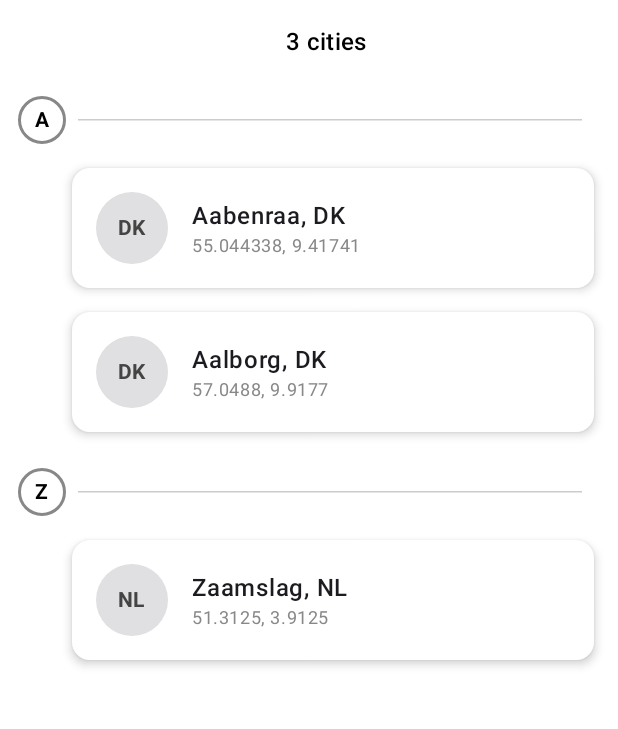
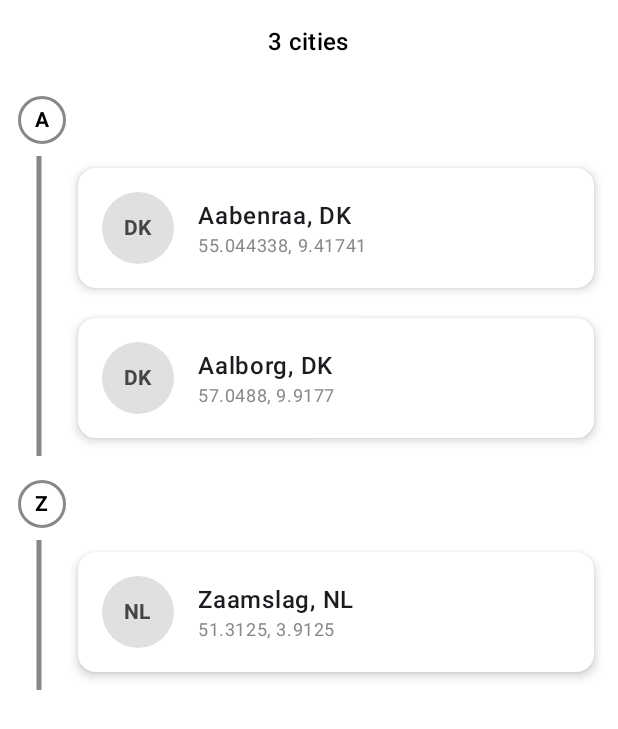
Before and after one commit to Ahmedhussin9/KlivvrTask, an Android app built with Jetpack Compose: the @Preview function PreviewCityListWithTimeline, on a phone screen of 412 x 824 dp. Shown: the top 729 px of the screen. Run offline under Robolectric (Android 15) with nearby library versions, the phone set to English and light mode, and no system bars.

Commit message:
+ Fixing connecting the lines between sticky headers

```diff
--- a/app/src/main/java/com/klivvrtask/presentaion/composable/CityCard.kt
+++ b/app/src/main/java/com/klivvrtask/presentaion/composable/CityCard.kt
@@ -2,6 +2,7 @@ package com.klivvrtask.presentaion.composable
 
 import android.content.Intent
 import android.net.Uri
+import androidx.compose.foundation.Canvas
 import androidx.compose.foundation.background
 import androidx.compose.foundation.clickable
 import androidx.compose.foundation.layout.Box
@@ -9,6 +10,7 @@ import androidx.compose.foundation.layout.Column
 import androidx.compose.foundation.layout.Row
 import androidx.compose.foundation.layout.Spacer
 import androidx.compose.foundation.layout.fillMaxWidth
+import androidx.compose.foundation.layout.height
 import androidx.compose.foundation.layout.padding
 import androidx.compose.foundation.layout.size
 import androidx.compose.foundation.layout.width
@@ -21,6 +23,7 @@ import androidx.compose.material3.Text
 import androidx.compose.runtime.Composable
 import androidx.compose.ui.Alignment
 import androidx.compose.ui.Modifier
+import androidx.compose.ui.geometry.Offset
 import androidx.compose.ui.graphics.Color
 import androidx.compose.ui.platform.LocalContext
 import androidx.compose.ui.text.font.FontWeight
@@ -32,11 +35,26 @@ import com.klivvrtask.data.trie.Coord
 @Composable
 fun CityCard(city: City) {
     val context = LocalContext.current
+    Row(modifier = Modifier.fillMaxWidth()) {
+        Canvas(
+            modifier = Modifier
+                .width(52.dp) // aligns with sticky header
+                .height(100.dp)
+                .padding(top = 0.dp)
+        ) {
+            val lineX = size.width / 2
+            drawLine(
+                color = Color.Gray,
+                start = Offset(x = lineX, y = 0f),
+                end = Offset(x = lineX, y = size.height),
+                strokeWidth = 5f
+            )
+        }
 
         Card(
             modifier = Modifier
                 .fillMaxWidth()
-            .padding(start = 48.dp, end = 16.dp, top = 8.dp, bottom = 8.dp)
+                .padding(end = 16.dp, top = 8.dp, bottom = 8.dp)
                 .clickable {
                     val uri = Uri.parse("geo:${city.coord.lat},${city.coord.lon}?q=${city.name}")
                     val intent = Intent(Intent.ACTION_VIEW, uri)
@@ -85,6 +103,8 @@ fun CityCard(city: City) {
         }
     }
 
+}
+
 @Preview(showBackground = true)
 @Composable
 fun PreviewCityCard() {
--- a/app/src/main/java/com/klivvrtask/presentaion/composable/CityList.kt
+++ b/app/src/main/java/com/klivvrtask/presentaion/composable/CityList.kt
@@ -5,6 +5,7 @@ import androidx.compose.foundation.background
 import androidx.compose.foundation.border
 import androidx.compose.foundation.layout.Arrangement
 import androidx.compose.foundation.layout.Box
+import androidx.compose.foundation.layout.Column
 import androidx.compose.foundation.layout.Row
 import androidx.compose.foundation.layout.fillMaxSize
 import androidx.compose.foundation.layout.fillMaxWidth
@@ -53,7 +54,7 @@ fun CityListWithTimeline(modifier: Modifier = Modifier, cities: List<City>) {
                     text = "${cities.size} cities",
                     style = MaterialTheme.typography.titleMedium,
                     modifier = Modifier
-                        .padding(start = 24.dp, top = 16.dp, bottom = 8.dp)
+                        .padding(top = 16.dp, bottom = 8.dp)
                 )
             }
 
@@ -61,8 +62,8 @@ fun CityListWithTimeline(modifier: Modifier = Modifier, cities: List<City>) {
 
         grouped.forEach { (initial, cityList) ->
             stickyHeader {
-                Row(
-                    verticalAlignment = Alignment.CenterVertically,
+                Column (
+                    horizontalAlignment = Alignment.Start,
                     modifier = Modifier.padding(start = 12.dp,top = 16.dp, bottom = 8.dp)
                 ) {
                     Box(
@@ -78,14 +79,6 @@ fun CityListWithTimeline(modifier: Modifier = Modifier, cities: List<City>) {
                             fontWeight = FontWeight.Bold
                         )
                     }
-
-                    HorizontalDivider(
-                        modifier = Modifier
-                            .height(1.dp)
-                            .weight(1f)
-                            .padding(start = 8.dp, end = 24.dp),
-                        color = Color.LightGray
-                    )
                 }
             }
 
--- a/app/src/main/java/com/klivvrtask/presentaion/screens/SearchScreen.kt
+++ b/app/src/main/java/com/klivvrtask/presentaion/screens/SearchScreen.kt
@@ -4,10 +4,10 @@ import androidx.compose.animation.AnimatedVisibility
 import androidx.compose.foundation.layout.Arrangement
 import androidx.compose.foundation.layout.Box
 import androidx.compose.foundation.layout.Column
-import androidx.compose.foundation.layout.fillMaxHeight
+import androidx.compose.foundation.layout.Row
 import androidx.compose.foundation.layout.fillMaxSize
+import androidx.compose.foundation.layout.fillMaxWidth
 import androidx.compose.foundation.layout.padding
-import androidx.compose.foundation.layout.size
 import androidx.compose.material3.CircularProgressIndicator
 import androidx.compose.material3.Text
 import androidx.compose.runtime.Composable
@@ -18,6 +18,7 @@ import androidx.compose.ui.Modifier
 import androidx.compose.ui.graphics.Color
 import androidx.compose.ui.text.font.FontWeight
 import androidx.compose.ui.tooling.preview.Preview
+import androidx.compose.ui.unit.dp
 import androidx.compose.ui.unit.sp
 import androidx.hilt.navigation.compose.hiltViewModel
 import com.klivvrtask.presentaion.composable.AnimatedSearchBar
@@ -36,7 +37,15 @@ fun SearchScreenContent(
     uiState: SearchScreenUiState,
     onEvent: (SearchEvents) -> Unit,
 ) {
-
+    Row(modifier = Modifier.fillMaxWidth().padding(bottom = 10.dp)) {
+        Text(
+            "City Search",
+            fontSize = 28.sp,
+            fontWeight = FontWeight.Bold,
+            color = Color.Black,
+            modifier = Modifier.padding(start = 16.dp, top = 10.dp)
+        )
+    }
     Box(modifier = Modifier.fillMaxSize()) {
         Column(
             modifier = Modifier
```
Lines whose indentation alone changed are shown as unchanged.
